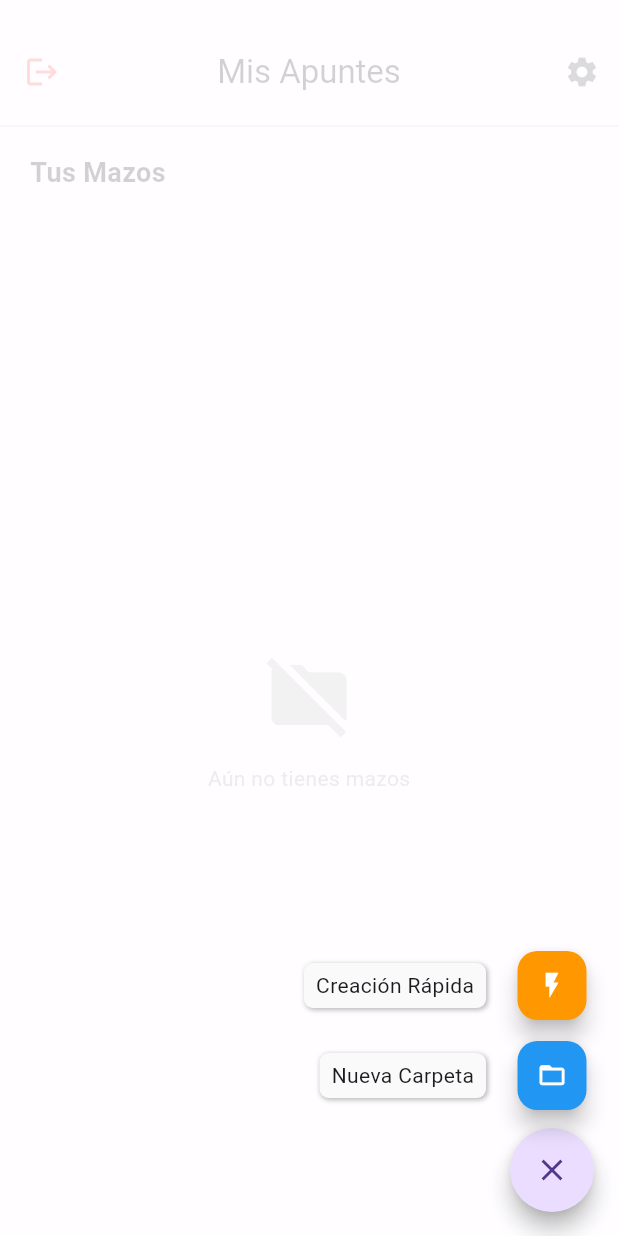
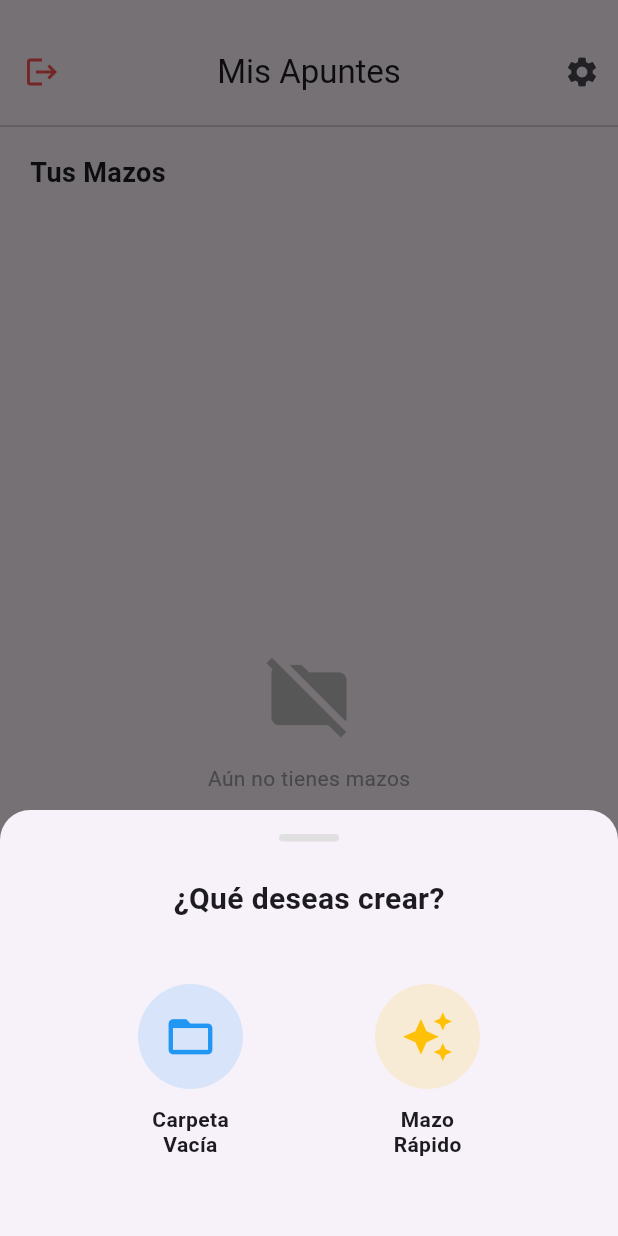
Before and after one commit to jjtc0005/TFG, a Flutter app: the HomeScreen screen opened directly, after a tap on the "add" icon, on a phone screen of 412 x 824 dp. Run offline on Flutter 3.47's test engine with Material 3 defaults, Android fonts, the phone set to English and light mode, and no system bars; drawn by our look-alikes of flutter_speed_dial; our stand-ins replace cloud_firestore, file_picker, firebase_auth, firebase_core, flutter_dotenv, google_generative_ai and 2 more; accounts and stored records are empty.

Commit message:
Cambios en el home y creación de mazos en carpetas

```diff
--- a/flashcardstfg/lib/screens/home_screen.dart
+++ b/flashcardstfg/lib/screens/home_screen.dart
@@ -8,8 +8,6 @@ import 'create_f_screen.dart';
 import 'login_screen.dart';
 import 'package:flashcardstfg/widgets/carpeta_card.dart';
 
-import 'package:flutter_speed_dial/flutter_speed_dial.dart';
-
 class HomeScreen extends StatelessWidget {
   const HomeScreen({super.key});
 
@@ -19,10 +17,7 @@ class HomeScreen extends StatelessWidget {
 
     return Scaffold(
       appBar: PreferredSize(
-        // Le sumamos los 20 píxeles de espacio que vamos a darle por arriba.
-        preferredSize: const Size.fromHeight(
-          kToolbarHeight + 20,
-        ), // kToolbarHeight es la altura estándar del AppBar en Flutter (suele ser 56.0).
+        preferredSize: const Size.fromHeight(kToolbarHeight + 20),
         child: Padding(
           padding: const EdgeInsets.only(top: 20.0),
           child: AppBar(
@@ -34,25 +29,20 @@ class HomeScreen extends StatelessWidget {
               tooltip: AppLocalizations.of(context)!.cerrarSesion,
               onPressed: () => _mostrarDialogoCerrarSesion(context),
             ),
-
-            // El actions muestra en la pantalla todo empezando por la derecha
             actions: [
               PopupMenuButton<String>(
                 icon: const Icon(Icons.settings),
                 tooltip: AppLocalizations.of(context)!.configuracion,
                 onSelected: (value) {
                   if (value == 'theme') {
-                    // Modo oscuro / claro original
                     themeNotifier.value = themeNotifier.value == ThemeMode.light
                         ? ThemeMode.dark
                         : ThemeMode.light;
                   } else {
-                    // Si el valor no es 'theme', es el código del idioma ('es', 'en', 'pt')
                     localeNotifier.value = Locale(value);
                   }
                 },
                 itemBuilder: (BuildContext context) => <PopupMenuEntry<String>>[
-                  // 1. Botón de Modo Oscuro/Claro
                   PopupMenuItem<String>(
                     value: 'theme',
                     child: Row(
@@ -68,11 +58,7 @@ class HomeScreen extends StatelessWidget {
                       ],
                     ),
                   ),
-
-                  // 2. Separador visual
                   const PopupMenuDivider(),
-
-                  // 3. Opciones de idiomas
                   const PopupMenuItem<String>(
                     value: 'es',
                     child: Row(
@@ -111,9 +97,7 @@ class HomeScreen extends StatelessWidget {
       ),
       body: Column(
         children: [
-          // Ya no hay header, solo dividimos el AppBar con el resto de la aplicación con una línea
           const Divider(),
-
           Padding(
             padding: EdgeInsets.symmetric(horizontal: 20.0, vertical: 10.0),
             child: Align(
@@ -124,8 +108,6 @@ class HomeScreen extends StatelessWidget {
               ),
             ),
           ),
-
-          // Lectura de Firebase
           Expanded(
             child: StreamBuilder<QuerySnapshot>(
               stream: FirebaseFirestore.instance
@@ -137,14 +119,12 @@ class HomeScreen extends StatelessWidget {
                 if (snapshot.connectionState == ConnectionState.waiting) {
                   return const Center(child: CircularProgressIndicator());
                 }
-
                 if (snapshot.hasError) {
                   if (FirebaseAuth.instance.currentUser == null) {
                     return const Center(child: CircularProgressIndicator());
                   }
                   return Center(child: Text('Error: ${snapshot.error}'));
                 }
-
                 if (!snapshot.hasData || snapshot.data!.docs.isEmpty) {
                   return Center(
                     child: Column(
@@ -178,7 +158,6 @@ class HomeScreen extends StatelessWidget {
                   itemCount: carpetas.length,
                   itemBuilder: (context, index) {
                     final carpeta = carpetas[index];
-
                     return CarpetaCard(
                       idCarpeta: carpeta.id,
                       nombreCarpeta: carpeta['Nombre'] ?? 'Sin nombre',
@@ -205,9 +184,95 @@ class HomeScreen extends StatelessWidget {
         ],
       ),
 
-      // BOTÓN FLOTANTE
-      /*floatingActionButton: FloatingActionButton.extended(
-        onPressed: () {
+      // --- MODIFICADO: Botón flotante clásico que despliega el menú ---
+      floatingActionButton: FloatingActionButton(
+        onPressed: () => _mostrarPanelCreacion(context),
+        child: const Icon(Icons.add),
+      ),
+    );
+  }
+
+  void _mostrarPanelCreacion(BuildContext context) {
+    showModalBottomSheet(
+      context: context,
+      shape: const RoundedRectangleBorder(
+        borderRadius: BorderRadius.vertical(top: Radius.circular(20)),
+      ),
+      builder: (context) {
+        return Padding(
+          padding: const EdgeInsets.only(
+            top: 16,
+            bottom: 40,
+            left: 16,
+            right: 16,
+          ),
+          child: Column(
+            mainAxisSize: MainAxisSize.min,
+            children: [
+              // Barrita superior visual (deslizar)
+              Container(
+                width: 40,
+                height: 5,
+                decoration: BoxDecoration(
+                  color: Colors.grey.shade300,
+                  borderRadius: BorderRadius.circular(10),
+                ),
+              ),
+              const SizedBox(height: 24),
+
+              // Título central
+              const Text(
+                '¿Qué deseas crear?',
+                style: TextStyle(fontSize: 20, fontWeight: FontWeight.bold),
+              ),
+              const SizedBox(height: 30),
+
+              // Fila con los dos botones grandes
+              Row(
+                mainAxisAlignment: MainAxisAlignment.spaceEvenly,
+                crossAxisAlignment: CrossAxisAlignment.start,
+                children: [
+                  // --- BOTÓN 1: CARPETA VACÍA ---
+                  InkWell(
+                    onTap: () {
+                      Navigator.pop(context);
+                      _mostrarDialogoCrearCarpeta(context);
+                    },
+                    borderRadius: BorderRadius.circular(16),
+                    child: Padding(
+                      padding: const EdgeInsets.all(12.0),
+                      child: Column(
+                        mainAxisSize: MainAxisSize.min,
+                        children: [
+                          CircleAvatar(
+                            radius: 35,
+                            // Fondo azul translúcido que combina con la carpeta
+                            backgroundColor: Colors.blue.withOpacity(0.15),
+                            child: const Icon(
+                              Icons.folder_open,
+                              size: 35,
+                              color: Colors.blue,
+                            ),
+                          ),
+                          const SizedBox(height: 12),
+                          const Text(
+                            'Carpeta\nVacía',
+                            textAlign: TextAlign.center,
+                            style: TextStyle(
+                              fontWeight: FontWeight.w600,
+                              height: 1.2,
+                            ),
+                          ),
+                        ],
+                      ),
+                    ),
+                  ),
+
+                  // --- BOTÓN 2: MAZO CON IA ---
+                  // --- BOTÓN 2: MAZO CON IA (TOTALMENTE ARMONIZADO) ---
+                  InkWell(
+                    onTap: () {
+                      Navigator.pop(context);
                       Navigator.push(
                         context,
                         MaterialPageRoute(
@@ -215,45 +280,44 @@ class HomeScreen extends StatelessWidget {
                         ),
                       );
                     },
-        icon: const Icon(Icons.auto_awesome),
-        label: Text(AppLocalizations.of(context)!.crearMazo),
+                    borderRadius: BorderRadius.circular(16),
+                    child: Padding(
+                      padding: const EdgeInsets.all(12.0),
+                      child: Column(
+                        mainAxisSize: MainAxisSize.min,
+                        children: [
+                          CircleAvatar(
+                            radius: 35,
+                            // Fondo ámbar translúcido que combina con la estrella
+                            backgroundColor: Colors.amber.withOpacity(0.15),
+                            child: const Icon(
+                              Icons.auto_awesome,
+                              size: 35,
+                              color: Colors.amber, // Estrella ámbar brillante
                             ),
-      */
-      floatingActionButton: SpeedDial(
-        icon: Icons.add, // Icono principal cuando está cerrado
-        activeIcon: Icons.close, // Icono cuando se abre el menú
-        spacing: 3,
-        spaceBetweenChildren: 4,
-        tooltip: 'Crear contenido',
-        children: [
-          SpeedDialChild(
-            child: const Icon(Icons.folder_open),
-            backgroundColor: Colors.blue,
-            foregroundColor: Colors.white,
-            label: 'Nueva Carpeta',
-            onTap: () {
-              // Aquí llamaremos al diálogo para crear SOLO la carpeta
-              _mostrarDialogoCrearCarpeta(context);
-            },
                           ),
-          SpeedDialChild(
-            child: const Icon(Icons.flash_on),
-            backgroundColor: Colors.orange,
-            foregroundColor: Colors.white,
-            label: 'Creación Rápida',
-            onTap: () {
-              Navigator.push(
-                context,
-                MaterialPageRoute(
-                  builder: (context) => const CreateFlashcardScreen(),
+                          const SizedBox(height: 12),
+                          const Text(
+                            'Mazo\nRápido',
+                            textAlign: TextAlign.center,
+                            style: TextStyle(
+                              fontWeight: FontWeight.w600,
+                              height: 1.2,
                             ),
-              );
-            },
+                          ),
+                        ],
+                      ),
+                    ),
+                  ),
+                ],
               ),
             ],
           ),
         );
+      },
+    );
   }
+  // --- FIN DEL AÑADIDO ---
 
   Future<void> _cerrarSesion(BuildContext context) async {
     try {
@@ -298,20 +362,15 @@ class HomeScreen extends StatelessWidget {
           ),
           actions: [
             TextButton(
-              onPressed: () => Navigator.pop(context), // Botón cancelar
+              onPressed: () => Navigator.pop(context),
               child: const Text('Cancelar'),
             ),
             FilledButton(
               onPressed: () async {
-    // 1. Comprobamos que el texto no esté vacío
                 if (nombreController.text.trim().isNotEmpty) {
-
-      // 2. Obtenemos el usuario que está logueado actualmente
                   final user = FirebaseAuth.instance.currentUser;
-
                   if (user != null) {
                     try {
-          // 3. Creamos el documento en la ruta exacta de tu base de datos
                       await FirebaseFirestore.instance
                           .collection('users')
                           .doc(user.uid)
@@ -319,17 +378,12 @@ FilledButton(
                           .add({
                             'Nombre': nombreController.text.trim(),
                             'fechaCreacion': FieldValue.serverTimestamp(),
-            // Si en tu modelo de BD guardas la fecha, puedes añadirla aquí, ej:
-            // 'fechaCreacion': FieldValue.serverTimestamp(),
                           });
 
-          // 4. Cerramos el diálogo solo si ha ido bien
                       if (context.mounted) {
                         Navigator.pop(context);
                       }
-
                     } catch (e) {
-          // (Opcional) Mostrar un mensajito de error si falla la conexión
                       print("Error al crear la carpeta: $e");
                     }
                   }
@@ -379,8 +433,9 @@ FilledButton(
 
     if (confirmar != true ||
         controladorNombre.text.isEmpty ||
-        controladorNombre.text == nombreActual)
+        controladorNombre.text == nombreActual) {
       return;
+    }
 
     try {
       final user = FirebaseAuth.instance.currentUser;
@@ -457,31 +512,21 @@ FilledButton(
           .collection('Carpetas')
           .doc(carpetaId);
 
-      // 1. Instanciamos el batch
       final batch = FirebaseFirestore.instance.batch();
-
-      // Petición de lectura de los mazos (Requiere red)
       final mazosSnapshot = await carpetaRef.collection('Mazos').get();
 
       for (var mazoDoc in mazosSnapshot.docs) {
-        // Petición de lectura de las flashcards del mazo (Requiere red)
         final flashcardsSnapshot = await mazoDoc.reference
             .collection('Flashcards')
             .get();
 
-        // Encolado iterativo de la destrucción de tarjetas
         for (var cardDoc in flashcardsSnapshot.docs) {
           batch.delete(cardDoc.reference);
         }
-
-        // Encolado de la destrucción del documento del mazo
         batch.delete(mazoDoc.reference);
       }
 
-      // Encolado de la destrucción del documento raíz de la carpeta
       batch.delete(carpetaRef);
-
-      // 6. Ejecutamos todas las eliminaciones de golpe
       await batch.commit();
 
       navegador.pop();
```
Also changed, not shown: flashcardstfg/lib/screens/create_f_screen.dart (+49 -48 lines), flashcardstfg/lib/screens/study_screen.dart (+23 -18 lines). Lines whose indentation alone changed are shown as unchanged.
